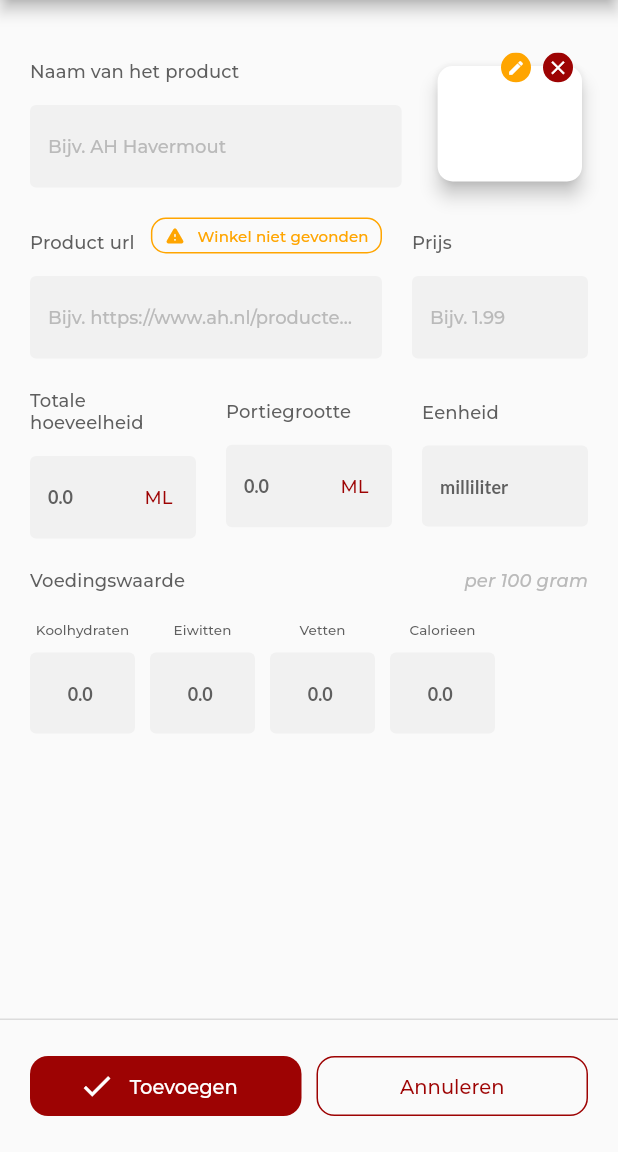
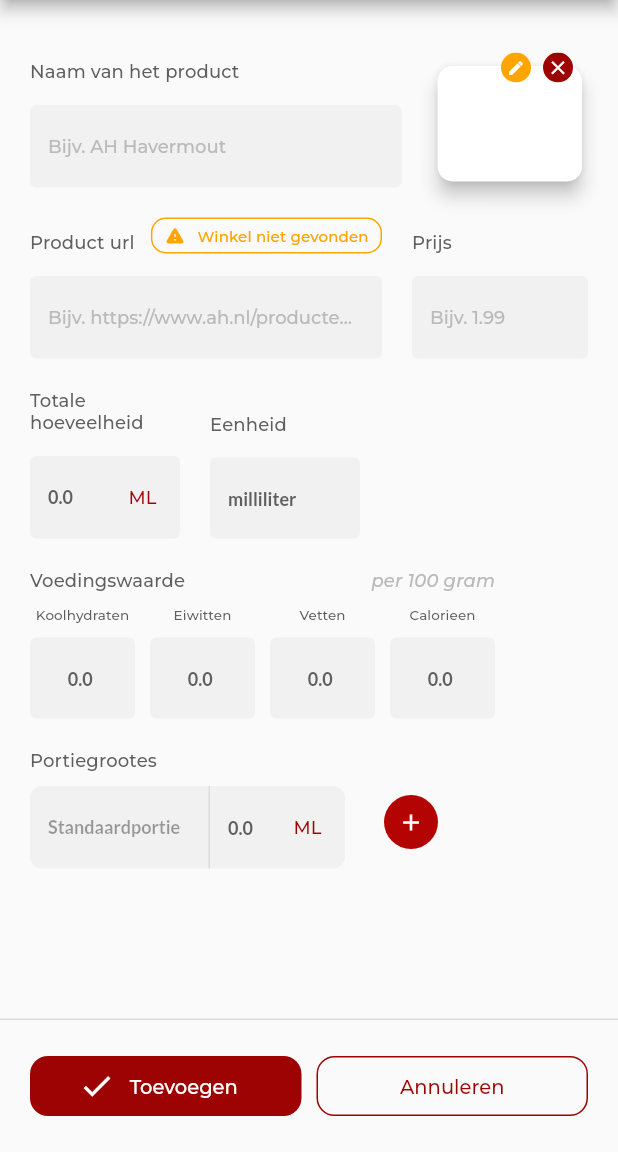
Before and after one commit to LennardDeurman/foodage-flutter, a Flutter app: the screen it shows after launch, after a tap on "Nieuw product", on a phone screen of 412 x 824 dp, the part 84-1236 px from its top. Run offline on Flutter 3.47's test engine with Material 2 defaults, Android fonts, the phone set to English and light mode, and no system bars; our stand-ins replace dotted_border, easy_localization, flutter_bloc, get_it, google_fonts, image_cropper and 2 more; missing offline and left inert: camerawesome, photo_gallery.

Commit message:
Implemented UI of Portion inputs

```diff
--- a/assets/translations/nl.json
+++ b/assets/translations/nl.json
@@ -28,6 +28,9 @@
   "fdg_products_editor_cancel": "Annuleren",
   "fdg_products_editor_select": "Selecteren",
   "fdg_products_editor_store_not_found": "Winkel niet gevonden",
+  "fdg_products_editor_portion_hint": "Bijv. fluutje, middelgroot ei",
+  "fdg_products_editor_portion_size_default": "Standaardportie",
+  "fdg_products_editor_portion_sizes": "Portiegrootes",
   "fdg_products_unit_grams": "gram",
   "fdg_products_unit_mls": "milliliter",
   "fdg_products_unit_liters": "liter",
--- a/packages/fdg_web_admin/lib/src/fdg_products_locale_keys.dart
+++ b/packages/fdg_web_admin/lib/src/fdg_products_locale_keys.dart
@@ -17,6 +17,9 @@ class FDGProductsLocaleKeys {
   static const editorConfirm = "fdg_products_editor_confirm";
   static const editorPhotoPickerSelect = "fdg_products_editor_select";
   static const editorStoreNotFound = "fdg_products_editor_store_not_found";
+  static const editorPortionSizes = "fdg_products_editor_portion_sizes";
+  static const editorPortionSizeDefault = "fdg_products_editor_portion_size_default";
+  static const editorPortionHint = "fdg_products_editor_portion_hint";
   static const unitGrams = "fdg_products_unit_grams";
   static const unitMls = "fdg_products_unit_mls";
   static const unitLiters = "fdg_products_unit_liters";
--- a/packages/fdg_web_admin/lib/src/ui/products/editor/form/input_sections/product_editor_nutrients_info.dart
+++ b/packages/fdg_web_admin/lib/src/ui/products/editor/form/input_sections/product_editor_nutrients_info.dart
@@ -21,8 +21,9 @@ class ProductEditorNutrientsInfo extends StatelessWidget {
     );
     return DefaultTextStyle(
       style: nutrientLabelStyle,
+      child: Container(
+        child: IntrinsicWidth(
           child: Column(
-        crossAxisAlignment: CrossAxisAlignment.stretch,
             children: [
               Row(
                 children: [
@@ -36,11 +37,14 @@ class ProductEditorNutrientsInfo extends StatelessWidget {
                     style: subtitleStyle.copyWith(
                       fontStyle: FontStyle.italic,
                     ),
-              )
+                  ),
                 ],
               ),
-          SizedBox(height: 20,),
+              SizedBox(
+                height: _spacing,
+              ),
               Row(
+                mainAxisSize: MainAxisSize.min,
                 children: [
                   ProductEditorNutrientTextField(
                     label: Text(
@@ -76,8 +80,10 @@ class ProductEditorNutrientsInfo extends StatelessWidget {
                     onChanged: (value) {},
                   ),
                 ],
-          )
+              ),
             ],
+          ),
+        ),
       ),
     );
   }
--- /dev/null
+++ b/packages/fdg_web_admin/lib/src/ui/products/editor/form/input_sections/product_editor_portion_info.dart
@@ -0,0 +1,129 @@
+import 'package:easy_localization/easy_localization.dart';
+import 'package:fdg_ui/fdg_ui.dart';
+import 'package:fdg_web_admin/src/fdg_products_locale_keys.dart';
+import 'package:fdg_web_admin/src/ui/products/product_unit.dart';
+import 'package:fdg_web_admin/src/ui/products/product_unit_textfield.dart';
+import 'package:flutter/material.dart';
+
+//TODO: Connect with cubit
+
+class ProductEditorPortionInfo extends StatelessWidget {
+  const ProductEditorPortionInfo({Key? key}) : super(key: key);
+
+  @override
+  Widget build(BuildContext context) {
+    final theme = Theme.of(context);
+    return DefaultTextStyle(
+      style: theme.textTheme.subtitle2!,
+      child: Column(
+        crossAxisAlignment: CrossAxisAlignment.stretch,
+        children: [
+          Text(
+            FDGProductsLocaleKeys.editorPortionSizes.tr(),
+          ),
+          SizedBox(height: 10,),
+          Wrap(
+            spacing: 20.0,
+            runSpacing: 8.0,
+            children: [
+              ProductEditorPortionInput(name: FDGProductsLocaleKeys.editorPortionSizeDefault.tr(), isEditable: false,),
+              RawMaterialButton(
+                constraints: BoxConstraints.tight(Size(36, 36)),
+                onPressed: () {
+
+                },
+                child: Icon(Icons.add, color: Colors.white, size: 18),
+                shape: CircleBorder(),
+                elevation: 0.0,
+                fillColor: FDGTheme().colors.mediumRed,
+              ),
+            ],
+          ),
+          SizedBox(height: 10,),
+        ],
+      ),
+    );
+  }
+}
+
+class ProductEditorPortionInput extends StatelessWidget {
+  static const _borderRadius = 8.0;
+  static const _portionNameFieldWidth = 120.0;
+  static const _portionUnitFieldWidth = 90.0;
+
+  final bool isEditable;
+  final String? name;
+
+  const ProductEditorPortionInput({
+    this.name,
+    this.isEditable = true,
+    Key? key,
+  }) : super(key: key);
+
+  @override
+  Widget build(BuildContext context) {
+    final theme = Theme.of(context);
+    final inputDecorationTheme = theme.inputDecorationTheme.copyWith(
+      enabledBorder: OutlineInputBorder(
+        borderRadius: BorderRadius.zero,
+        borderSide: BorderSide.none,
+      ),
+      filled: false,
+    );
+    return Theme(
+      data: theme.copyWith(
+        inputDecorationTheme: inputDecorationTheme,
+      ),
+      child: Stack(
+        clipBehavior: Clip.none,
+        children: [
+          Container(
+            decoration: BoxDecoration(
+                color: FDGTheme().colors.lightGrey3,
+                borderRadius: BorderRadius.circular(_borderRadius)
+            ),
+            child: Row(
+              mainAxisSize: MainAxisSize.min,
+              children: [
+                Container(
+                  decoration: BoxDecoration(
+                    border: Border(
+                      right: BorderSide(
+                        color: FDGTheme().colors.lightGrey2,
+                      ),
+                    ),
+                  ),
+                  width: _portionNameFieldWidth,
+                  child: TextFormField(
+                    initialValue: name,
+                    enabled: isEditable,
+                    decoration: InputDecoration(
+                      hintText: FDGProductsLocaleKeys.editorPortionHint.tr(),
+                      filled: false,
+                    ),
+                  ),
+                ),
+                Container(
+                  width: _portionUnitFieldWidth,
+                  child: ProductUnitTextField(
+                    initialUnitValue: ProductUnit.milliliters,
+                    initialValue: 0.0,
+                  ),
+                )
+              ],
+            ),
+          ),
+          if (isEditable) Positioned(
+            top: -10,
+            right: 15,
+            child: FDGBadgeActionButton(
+              color: theme.primaryColor,
+              icon: Icon(Icons.close),
+              onPressed: (context) {},
+            ),
+          )
+        ],
+      ),
+    );
+  }
+}
--- a/packages/fdg_web_admin/lib/src/ui/products/editor/form/input_sections/product_editor_quantity_info.dart
+++ b/packages/fdg_web_admin/lib/src/ui/products/editor/form/input_sections/product_editor_quantity_info.dart
@@ -1,6 +1,7 @@
 import 'package:fdg_ui/fdg_ui.dart';
 import 'package:fdg_web_admin/src/fdg_products_locale_keys.dart';
 import 'package:fdg_web_admin/src/product_unit_localization.dart';
+import 'package:fdg_web_admin/src/ui/products/editor/form/input_sections/product_editor_nutrients_info.dart';
 import 'package:fdg_web_admin/src/ui/products/editor/form/product_editor_validation.dart';
 import 'package:fdg_web_admin/src/ui/products/product_unit_textfield.dart';
 import 'package:fdg_web_admin/src/ui/products/product_unit.dart';
@@ -11,12 +12,10 @@ import 'package:flutter/services.dart';
 class ProductEditorQuantityInfo extends StatefulWidget { //TODO: Be consise with the ProductEditorNutrientsInfo and load values directly from cubit
   final ProductUnit initialUnitValue;
   final double? totalQuantityInitialValue;
-  final double? portionSizeInitialValue;
 
   const ProductEditorQuantityInfo({
     required this.initialUnitValue,
     this.totalQuantityInitialValue,
-    this.portionSizeInitialValue,
     Key? key,
   }) : super(key: key);
 
@@ -26,6 +25,7 @@ class ProductEditorQuantityInfo extends StatefulWidget { //TODO: Be consise with
 
 class ProductEditorQuantityInfoState extends State<ProductEditorQuantityInfo> {
   static const _spacing = 20.0;
+  static const _inputFieldWidth = 100.0;
 
   late final _unitValueNotifier = ValueNotifier<ProductUnit>(widget.initialUnitValue);
 
@@ -63,9 +63,18 @@ class ProductEditorQuantityInfoState extends State<ProductEditorQuantityInfo> {
   Widget build(BuildContext context) {
     return ValueListenableBuilder<ProductUnit>(
       valueListenable: _unitValueNotifier,
-      builder: (context, selectedProductUnit, innerWidget) => Row(
+      builder: (context, selectedProductUnit, innerWidget) => Wrap(
+        runSpacing: _spacing,
+        crossAxisAlignment: WrapCrossAlignment.end,
+        runAlignment: WrapAlignment.end,
+        alignment: WrapAlignment.spaceBetween,
         children: [
-          Expanded(
+          Row(
+            mainAxisSize: MainAxisSize.min,
+            crossAxisAlignment: CrossAxisAlignment.end,
+            children: [
+              Container(
+                width: _inputFieldWidth,
                 child: ProductUnitTextField(
                     key: _totalQuantityFieldKey,
                     label: Text(FDGProductsLocaleKeys.editorFieldTotalQuantity.tr()),
@@ -79,21 +88,8 @@ class ProductEditorQuantityInfoState extends State<ProductEditorQuantityInfo> {
               SizedBox(
                 width: _spacing,
               ),
-          Expanded(
-            child: ProductUnitTextField(
-              key: _portionFieldKey,
-              label: Text(FDGProductsLocaleKeys.editorFieldPortionSize.tr()),
-              hintText: FDGProductsLocaleKeys.editorFieldPortionSizeHint.tr(),
-              initialUnitValue: selectedProductUnit,
-              initialValue: widget.portionSizeInitialValue,
-              validator: (value) => ProductEditorValidation.validateQuantityValue(context, value) ? null : '',
-              onChanged: (value) {} //TODO: Update the cubit when the value changes
-            ),
-          ),
-          SizedBox(
-            width: _spacing,
-          ),
-          Expanded(
+              Container(
+                width: _inputFieldWidth,
                 child: FDGLabeledTextField(
                   label: Text(FDGProductsLocaleKeys.editorFieldUnits.tr()),
                   textField: TextFormField(
@@ -111,7 +107,14 @@ class ProductEditorQuantityInfoState extends State<ProductEditorQuantityInfo> {
                     showCursor: false,
                   ),
                 ),
+              ),
+              SizedBox(
+                width: _spacing,
               )
+            ],
+          ),
+          ProductEditorNutrientsInfo(),
+
         ],
       ),
     );
--- a/packages/fdg_web_admin/lib/src/ui/products/editor/form/product_editor_form_body.dart
+++ b/packages/fdg_web_admin/lib/src/ui/products/editor/form/product_editor_form_body.dart
@@ -1,10 +1,9 @@
+import 'package:fdg_web_admin/src/ui/products/editor/form/input_sections/product_editor_portion_info.dart';
 import 'package:fdg_web_admin/src/ui/products/editor/form/product_editor_photo_picker.dart';
 import 'package:flutter/material.dart';
 import 'package:flutter/rendering.dart';
 import 'package:flutter/services.dart';
-import 'package:dotted_border/dotted_border.dart';
 import 'package:easy_localization/easy_localization.dart';
-import 'package:fdg_web_admin/src/ui/products/editor/form/input_sections/product_editor_nutrients_info.dart';
 import 'package:fdg_web_admin/src/ui/products/editor/form/input_sections/product_editor_quantity_info.dart';
 import 'package:fdg_web_admin/src/ui/products/editor/form/product_editor_validation.dart';
 import 'package:fdg_web_admin/src/ui/products/product_unit.dart';
@@ -18,6 +17,7 @@ class ProductEditorFormBody extends StatelessWidget {
 
   @override
   Widget build(BuildContext context) {
+    final theme = Theme.of(context);
     return ListView(
       shrinkWrap: true,
       padding: EdgeInsets.symmetric(
@@ -121,16 +121,12 @@ class ProductEditorFormBody extends StatelessWidget {
         ProductEditorQuantityInfo(
           //TODO: Load parameter values from the cubit
           initialUnitValue: ProductUnit.milliliters,
-          portionSizeInitialValue: 0.0,
           totalQuantityInitialValue: 0.0,
         ),
         SizedBox(
           height: _spacing,
         ),
-        ProductEditorNutrientsInfo(),
-        SizedBox(
-          height: _spacing,
-        ),
+        ProductEditorPortionInfo(),
       ],
     );
   }
--- a/packages/fdg_web_admin/lib/src/ui/products/product_unit_textfield.dart
+++ b/packages/fdg_web_admin/lib/src/ui/products/product_unit_textfield.dart
@@ -7,14 +7,14 @@ import 'package:flutter/services.dart';
 class ProductUnitTextField extends StatefulWidget {
   final ProductUnit initialUnitValue;
   final double? initialValue;
-  final Widget label;
+  final Widget? label;
   final String? hintText;
   final FormFieldValidator<String>? validator;
   final ValueChanged<ProductUnitResult>? onChanged;
 
   const ProductUnitTextField({
     required this.initialUnitValue,
-    required this.label,
+    this.label,
     this.onChanged,
     this.initialValue,
     this.hintText,
@@ -78,9 +78,8 @@ class ProductUnitTextFieldState extends State<ProductUnitTextField> {
   Widget build(BuildContext context) {
     return ValueListenableBuilder<ProductUnit>(
       valueListenable: _selectedUnitNotifier,
-      builder: (context, selectedUnit, innerWidget) => FDGLabeledTextField(
-        label: widget.label,
-        textField: TextFormField(
+      builder: (context, selectedUnit, innerWidget) {
+        final textField = TextFormField(
           controller: _textEditingController,
           validator: widget.validator,
           keyboardType: TextInputType.numberWithOptions(decimal: true),
@@ -126,8 +125,15 @@ class ProductUnitTextFieldState extends State<ProductUnitTextField> {
               ),
             ),
           ),
-        ),
-      ),
+        );
+        if (widget.label == null) {
+          return textField;
+        }
+        return FDGLabeledTextField(
+          label: widget.label!,
+          textField: textField,
+        );
+      },
     );
   }
 
```
Lines whose indentation alone changed are shown as unchanged.
